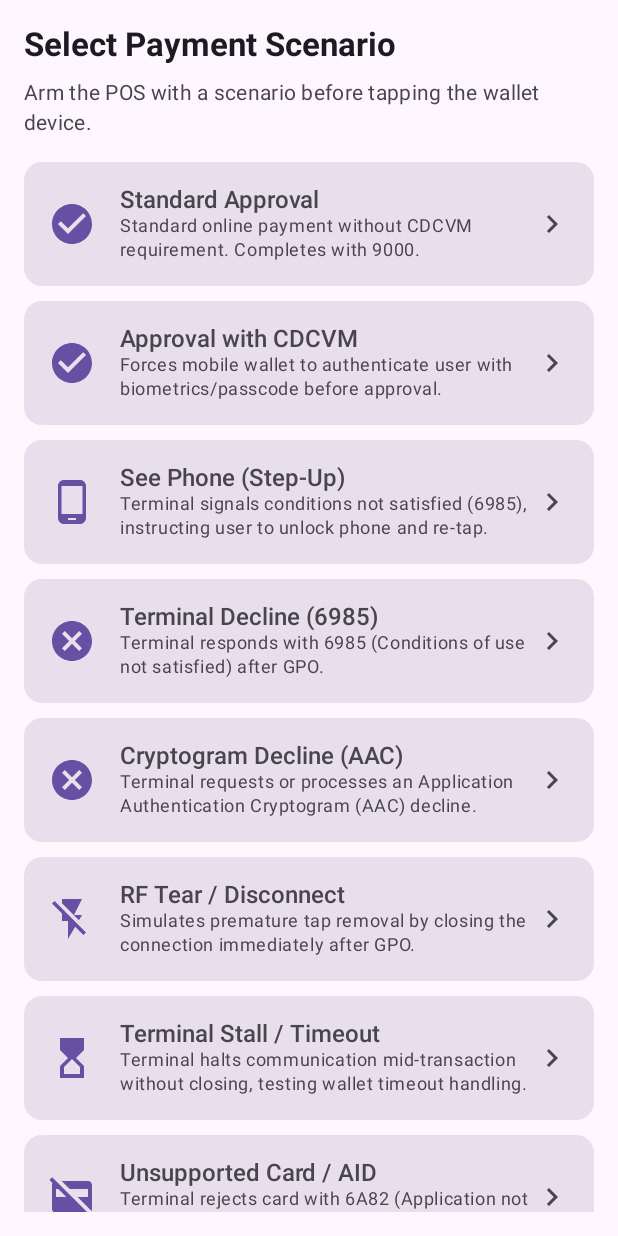
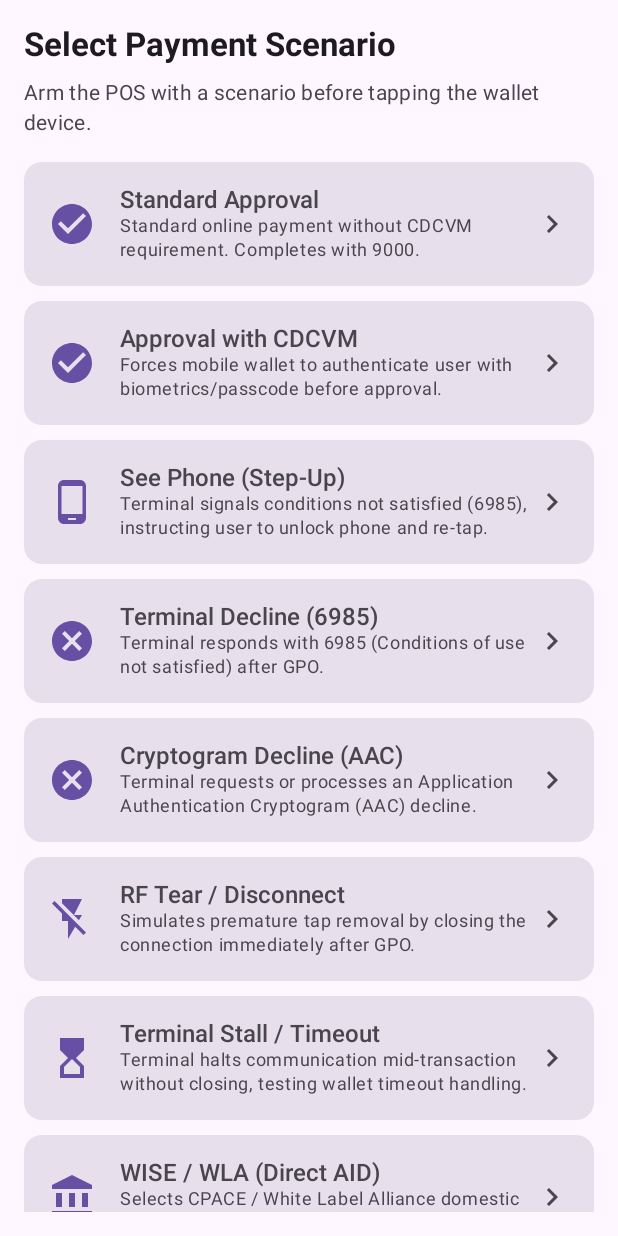
Before and after one commit to sergitorralba/nfcEmulator, an Android app built with Jetpack Compose: the composable ScenarioSelectionScreen shown on its own in the app's theme, on a phone screen of 412 x 824 dp. Run offline under Robolectric (Android 15) with nearby library versions, the phone set to English and light mode, and no system bars.

Commit message:
Add support for IDEMIA WISE / White Label Alliance (WLA) and CPACE AIDs

```diff
--- a/app/src/main/java/com/sergitorralba/nfcemulator/domain/emv/ApduBuilder.kt
+++ b/app/src/main/java/com/sergitorralba/nfcemulator/domain/emv/ApduBuilder.kt
@@ -7,6 +7,11 @@ object EmvConstants {
     // Standard Payment Scheme AIDs
     val VISA_AID: ByteArray = HexUtil.fromHex("A0000000031010")
     val MASTERCARD_AID: ByteArray = HexUtil.fromHex("A0000000041010")
+
+    // White Label Alliance (WLA) / CPACE / WISE AIDs
+    val CPACE_DEBIT_AID: ByteArray = HexUtil.fromHex("A0000008430101")
+    val CPACE_CREDIT_AID: ByteArray = HexUtil.fromHex("A0000008430201")
+    val WLA_DOMESTIC_AID: ByteArray = HexUtil.fromHex("A0000008580101")
 
     // Common EMV Status Words
     const val SW_SUCCESS = "9000"
--- a/app/src/main/java/com/sergitorralba/nfcemulator/domain/model/PosScenario.kt
+++ b/app/src/main/java/com/sergitorralba/nfcemulator/domain/model/PosScenario.kt
@@ -29,6 +29,10 @@ enum class ScenarioType(val title: String, val description: String) {
         title = "Terminal Stall / Timeout",
         description = "Terminal halts communication mid-transaction without closing, testing wallet timeout handling."
     ),
+    WISE_WLA_DIRECT_SELECT(
+        title = "WISE / WLA (Direct AID)",
+        description = "Selects CPACE / White Label Alliance domestic AID directly without PPSE."
+    ),
     UNSUPPORTED_CARD(
         title = "Unsupported Card / AID",
         description = "Terminal rejects card with 6A82 (Application not found)."
@@ -38,5 +42,6 @@ enum class ScenarioType(val title: String, val description: String) {
 data class PosScenario(
     val type: ScenarioType,
     val amount: Long = 1000L, // $10.00 in minor currency units (cents)
-    val currencyCode: String = "0840" // USD (840)
+    val currencyCode: String = "0840", // USD (840) or "0978" for EUR
+    val customAidHex: String? = null // Optional explicit AID override (e.g. for WISE / WLA)
 )
--- a/app/src/main/java/com/sergitorralba/nfcemulator/presentation/ui/PosEmulatorApp.kt
+++ b/app/src/main/java/com/sergitorralba/nfcemulator/presentation/ui/PosEmulatorApp.kt
@@ -154,6 +154,7 @@ fun ScenarioCard(
                     ScenarioType.DECLINE_CONDITIONS, ScenarioType.DECLINE_AAC -> Icons.Default.Cancel
                     ScenarioType.RF_TEAR -> Icons.Default.FlashOff
                     ScenarioType.STALLED_TIMEOUT -> Icons.Default.HourglassTop
+                    ScenarioType.WISE_WLA_DIRECT_SELECT -> Icons.Default.AccountBalance
                     ScenarioType.UNSUPPORTED_CARD -> Icons.Default.CreditCardOff
                 },
                 contentDescription = null,
```
Also changed, not shown: app/src/main/java/com/sergitorralba/nfcemulator/domain/scenario/ScenarioExecutor.kt (+33 -2 lines).
